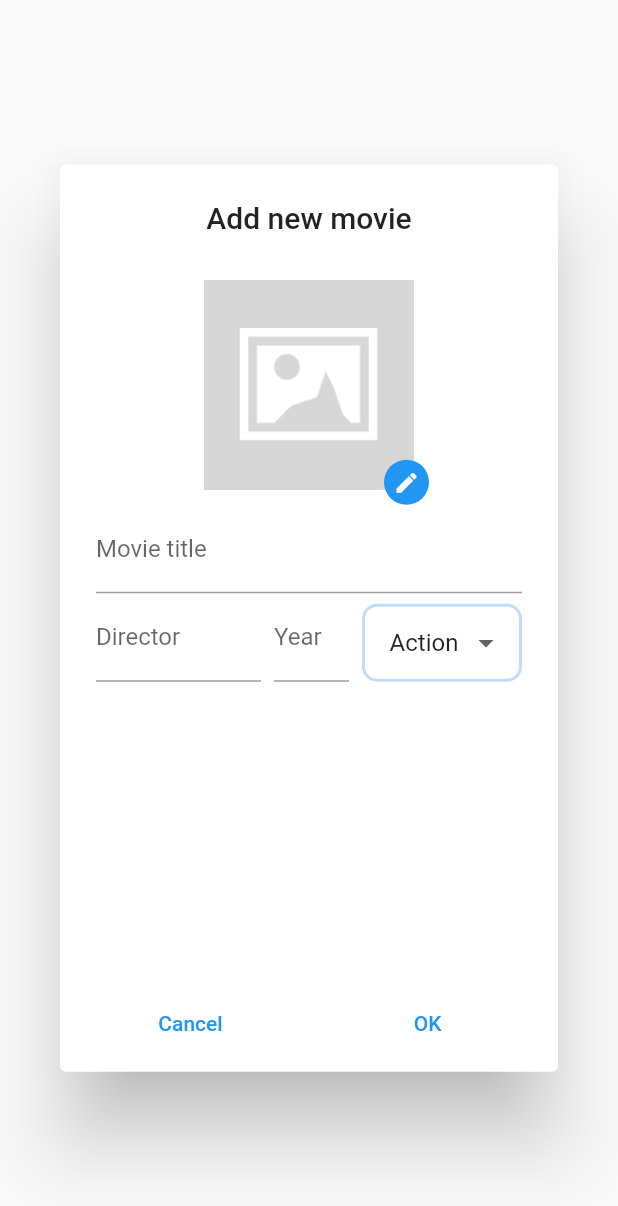
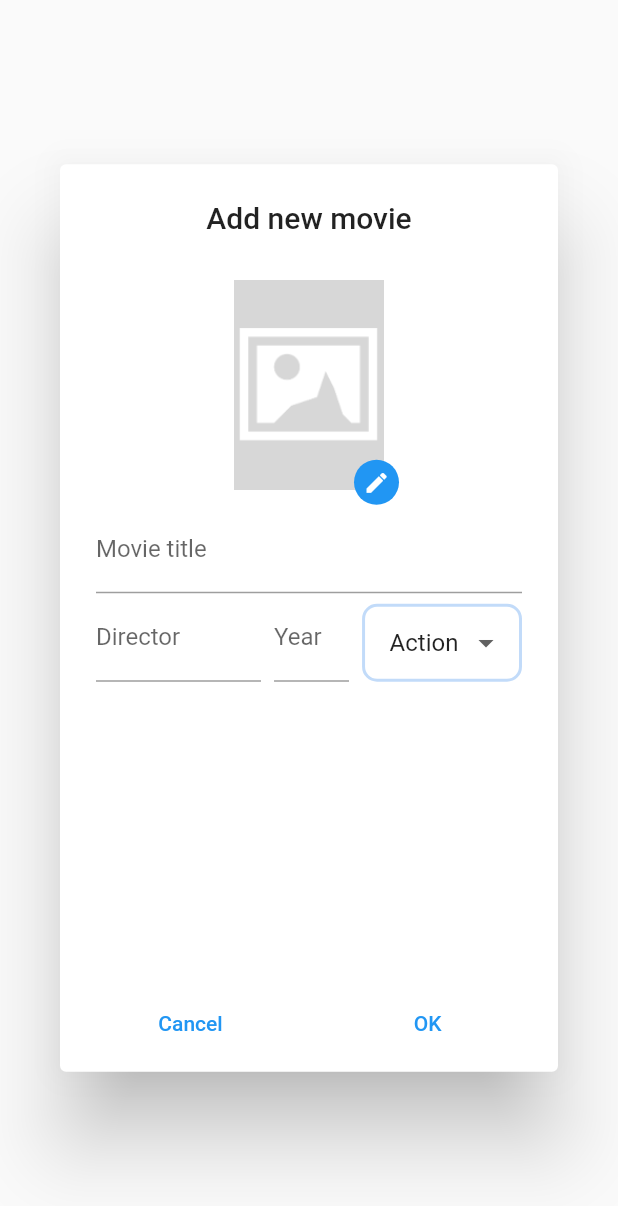
Before and after one commit to kamil-matula/MovieRecommender, a Flutter app: the MovieDialog widget shown alone on an empty page, opened directly, on a phone screen of 412 x 824 dp. Shown: the top 1206 px of the screen. Run offline on Flutter 3.47's test engine with Material 2 defaults, Android fonts, the phone set to English and light mode, and no system bars; our stand-ins replace cloud_firestore, firebase_auth, firebase_core, firebase_storage, flutter_bloc, fluttertoast and 1 more; missing offline and left inert: optimized_cached_image; accounts and stored records are empty.

```diff
--- a/lib/view/main_page/widgets/movie_dialog.dart
+++ b/lib/view/main_page/widgets/movie_dialog.dart
@@ -4,6 +4,7 @@ import 'package:cloud_firestore/cloud_firestore.dart';
 import 'package:firebase_storage/firebase_storage.dart';
 import 'package:flutter/material.dart';
 import 'package:flutter/services.dart';
+import 'package:fluttertoast/fluttertoast.dart';
 import 'package:image_picker/image_picker.dart';
 import 'package:movie_recommender/constants/constant_assets.dart';
 import 'package:movie_recommender/constants/constant_colors.dart';
@@ -79,8 +80,18 @@ class _MovieDialogState extends State<MovieDialog> {
           Padding(
             padding: const EdgeInsets.all(10.0),
             child: _file != null
-                ? Image.file(File(_file!.path), height: 140)
-                : Image.asset(PLACEHOLDER, height: 140.0),
+                ? Image.file(
+                    File(_file!.path),
+                    height: 140,
+                    width: 100,
+                    fit: BoxFit.cover,
+                  )
+                : Image.asset(
+                    PLACEHOLDER,
+                    height: 140.0,
+                    width: 100,
+                    fit: BoxFit.cover,
+                  ),
           ),
           Positioned(
             right: 0,
@@ -182,8 +193,10 @@ class _MovieDialogState extends State<MovieDialog> {
     String? url;
 
     if (title.isEmpty || director.isEmpty || year == null) {
-      // TODO: Display toast
-      print('Invalid data!');
+      Fluttertoast.showToast(
+        msg: 'Invalid data!',
+        backgroundColor: Colors.grey,
+      );
       return;
     }
 
--- a/pubspec.yaml
+++ b/pubspec.yaml
@@ -14,6 +14,7 @@ dependencies:
   flutter:
     sdk: flutter
   flutter_bloc: ^8.1.1
+  fluttertoast: ^8.1.1
   image_picker: ^0.8.6
   optimized_cached_image: ^3.0.1
 
```
Also changed, not shown: lib/view/main_page/widgets/admin_movies.dart (+5 -5 lines), lib/view/main_page/widgets/movie_item.dart (+36 -28 lines), pubspec.lock.
